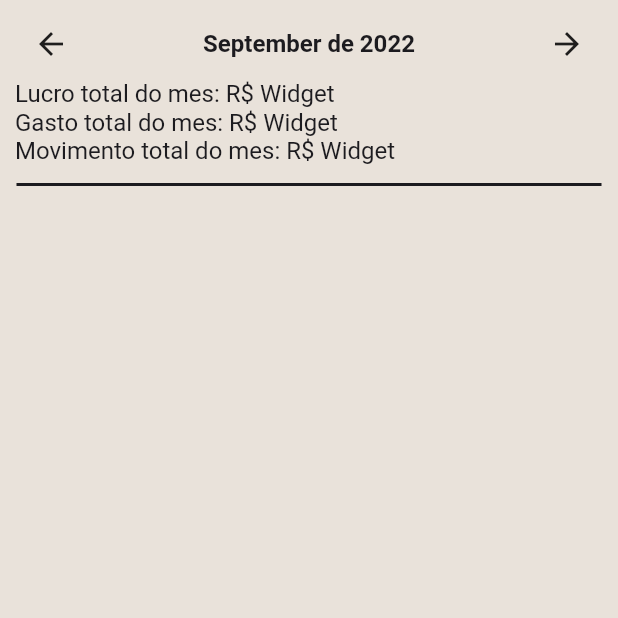
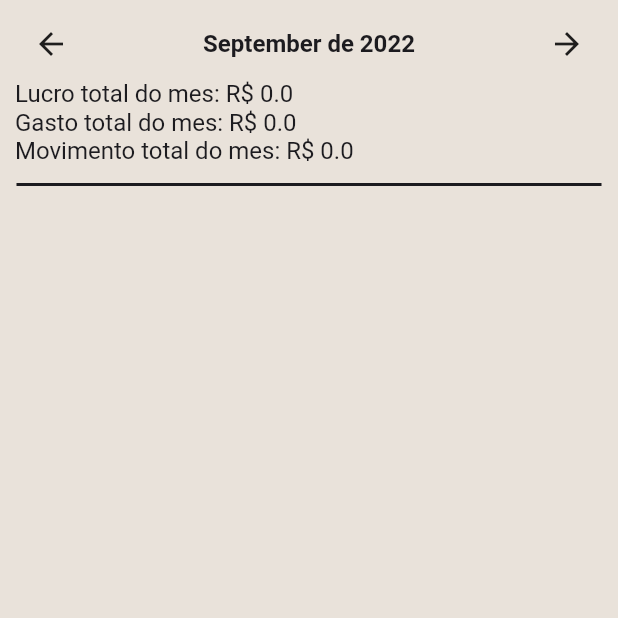
Before and after one commit to Ohlavrac/meu_dinheirinho, a Flutter app: the Calendar screen opened directly, on a phone screen of 412 x 824 dp, the top half of it. Run offline on Flutter 3.47's test engine with Material 2 defaults, Android fonts, the phone set to English and light mode, and no system bars; our stand-ins replace currency_text_input_formatter, drift, google_fonts, table_calendar; accounts and stored records are empty; generated files the repository leaves out were written again.

Commit message:
codigo atualizado

```diff
--- a/lib/domain/use_case/wallet_amount/wallet_amount.dart
+++ b/lib/domain/use_case/wallet_amount/wallet_amount.dart
@@ -16,4 +16,48 @@ class WalletAmount {
 
     return total;
   }
+
+  //Pega apenas o lucro
+  double getWalletAmountByMonthe(List<MovimentData> movimentValues, String currentMonthYear) {
+    var total = 0.0;
+    for (var c = 0; c < movimentValues.length; c++) {
+
+      if (movimentValues[c].monthYearString == currentMonthYear || movimentValues[c].lastMonthYearString != currentMonthYear) {
+        if (movimentValues[c].type == false) {
+          total = total - movimentValues[c].amount;
+        } else {
+          total = total + movimentValues[c].amount;
+        }
+      }
+    }
+
+    return total;
+  }
+
+  double getWalletSpendingByMonth(List<MovimentData> movimentValues, String currentMonthYear) {
+    var total = 0.0;
+    for (var c = 0; c < movimentValues.length; c++) {
+
+      if (movimentValues[c].monthYearString == currentMonthYear || movimentValues[c].lastMonthYearString != currentMonthYear) {
+        if (movimentValues[c].type == false) {
+          total = total + movimentValues[c].amount;
+        }
+      }
+    }
+
+    return total;
+  }
+
+  double getWalletTotalAmountByMonth(List<MovimentData> movimentValues, String currentMonthYear) {
+    var total = 0.0;
+    for (var c = 0; c < movimentValues.length; c++) {
+      if (movimentValues[c].monthYearString == currentMonthYear || movimentValues[c].lastMonthYearString != currentMonthYear) {
+        if (movimentValues[c].type == true) {
+          total = total + movimentValues[c].amount;
+        }
+      }
+    }
+
+    return total;
+  }
 }
--- a/lib/iu/screens/settings/settings.dart
+++ b/lib/iu/screens/settings/settings.dart
@@ -16,7 +16,7 @@ class Settings extends StatelessWidget {
               final dao = Database();
               dao.reset();
             },
-            child: Text("RESET THAT SHIT"),
+            child: Text("APAGAR TUDO"),
           ),
         ],
       ),
--- a/lib/iu/widgets/large_text_field.dart
+++ b/lib/iu/widgets/large_text_field.dart
@@ -9,16 +9,14 @@ class LargeTextField extends StatelessWidget {
   final bool isNumberInput;
   final double width;
   final void Function(String value)? onChanged;
-  final String? defaultText;
 
-  const LargeTextField({Key? key, required this.label, required this.isNumberInput, required this.width, required this.onChanged, this.defaultText}) : super(key: key);
+  const LargeTextField({Key? key, required this.label, required this.isNumberInput, required this.width, required this.onChanged}) : super(key: key);
 
   @override
   Widget build(BuildContext context) {
     return SizedBox(
       width: width,
       child: TextField(
-        controller: TextEditingController(text: defaultText),
         keyboardType: isNumberInput == true ? TextInputType.number : TextInputType.text,
         style: AppTexts.simple,
         decoration: InputDecoration(
--- a/lib/iu/widgets/price_input.dart
+++ b/lib/iu/widgets/price_input.dart
@@ -9,16 +9,14 @@ class PriceInput extends StatelessWidget {
   final bool isNumberInput;
   final double width;
   final void Function(String value)? onChanged;
-  final String? defaultText;
 
-  const PriceInput({Key? key, required this.label, required this.isNumberInput, required this.width, required this.onChanged, this.defaultText}) : super(key: key);
+  const PriceInput({Key? key, required this.label, required this.isNumberInput, required this.width, required this.onChanged}) : super(key: key);
 
   @override
   Widget build(BuildContext context) {
     return SizedBox(
       width: width,
       child: TextField(
-        controller: TextEditingController(text: defaultText),
         keyboardType: isNumberInput == true ? TextInputType.number : TextInputType.text,
         inputFormatters: [CurrencyTextInputFormatter(decimalDigits: 0, symbol: "R\$",)],
         style: AppTexts.simple,
--- a/lib/main.dart
+++ b/lib/main.dart
@@ -1,7 +1,11 @@
 import 'package:flutter/material.dart';
+import 'package:meu_dinheirinho/data/db/database.dart';
+import 'package:provider/provider.dart';
 
 import 'app_widget.dart';
 
 void main() {
-  runApp(const MyApp());
+  runApp(
+    const MyApp()
+  );
 }
```
Also changed, not shown: lib/iu/screens/add_wallet_moviment/add_wallet_moviment.dart (+8 -4 lines), lib/iu/screens/moviment_details/moviment_details.dart (+30 -13 lines), lib/iu/screens/update_moviment/update_moviment_screen.dart (+44 -36 lines), lib/iu/screens/wallet/wallet.dart (+4 -8 lines).
